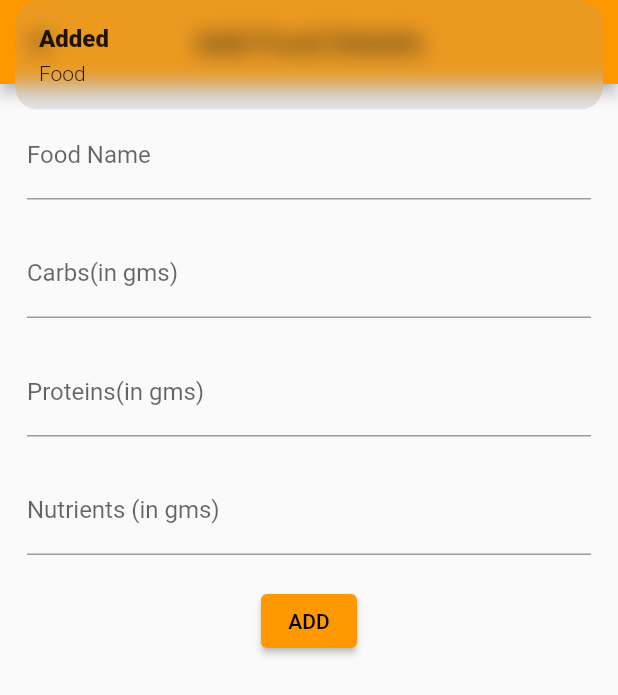
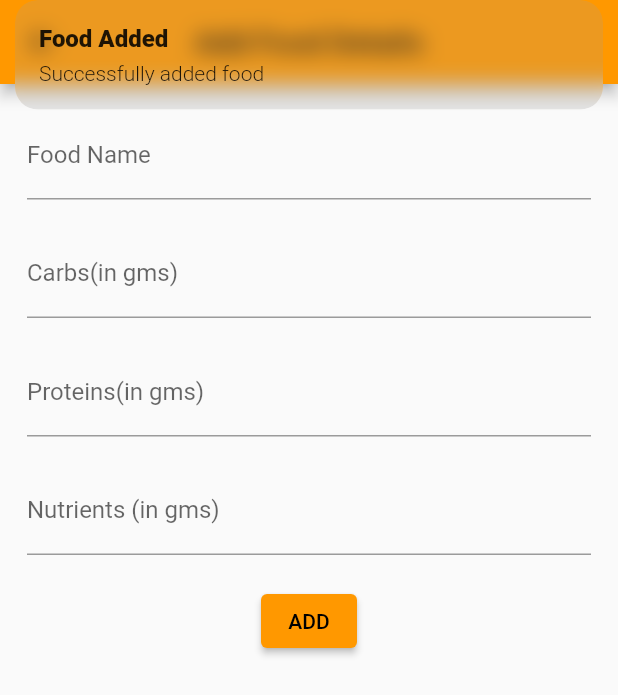
Before and after one commit to hrithikwins/food_diary, a Flutter app: the AddFoodEntryView screen opened by its route, after a tap on "ADD", on a phone screen of 412 x 824 dp. Shown: the top 695 px of the screen. Run offline on Flutter 3.47's test engine with Material 2 defaults, Android fonts, the light colour scheme and no system bars; our stand-ins replace cloud_firestore, firebase_auth, firebase_core, get, get_storage, google_sign_in and 1 more; accounts and stored records are empty; statements that could not run were skipped.

Commit message:
adding entry to firestore

```diff
--- a/lib/app/modules/home/add_food_entry/add_food_entry.controller.dart
+++ b/lib/app/modules/home/add_food_entry/add_food_entry.controller.dart
@@ -1,5 +1,10 @@
+import 'package:cloud_firestore/cloud_firestore.dart';
 import 'package:flutter/widgets.dart';
 import 'package:get/get.dart';
+
+// Import the firebase_core and cloud_firestore plugin
+import 'package:firebase_core/firebase_core.dart';
+import 'package:cloud_firestore/cloud_firestore.dart';
 
 class AddFoodEntryController extends GetxController {
   //TODO: Implement AddFoodEntryController
@@ -9,6 +14,25 @@ class AddFoodEntryController extends GetxController {
   var carbs = TextEditingController();
   var proteins = TextEditingController();
   var nutrients = TextEditingController();
+  FirebaseFirestore firestore = FirebaseFirestore.instance;
+
+// Create a CollectionReference called users that references the firestore collection
+  CollectionReference users = FirebaseFirestore.instance.collection('food');
+
+  Future<void> addFood() {
+    // Call the user's CollectionReference to add a new user
+    return users
+        .add({
+          'name': foodName.text,
+          'carbs': carbs.text,
+          'proteins': proteins.text,
+          'nutrients': nutrients.text,
+        })
+        .then((value) => Get.snackbar("Food Added", "Successfully added food"))
+        .catchError(
+            (error) => Get.snackbar("Failed to add food", error.toString()));
+  }
+
   @override
   void onInit() {
     super.onInit();
--- a/lib/app/modules/home/add_food_entry/add_food_entry.view.dart
+++ b/lib/app/modules/home/add_food_entry/add_food_entry.view.dart
@@ -48,15 +48,16 @@ class AddFoodEntryView extends GetView<AddFoodEntryController> {
             ),
             20.heightBox,
             ElevatedButton(
-              onPressed: () => {
-                homeController.foodList.add({
-                  "name": controller.foodName.text,
-                  "carbs": controller.carbs.text,
-                  "proteins": controller.proteins.text,
-                  "nutrients": controller.nutrients.text,
-                }),
-                Get.snackbar("Added ", "Food"),
-              },
+              onPressed: controller.addFood,
+              //  () => {
+              //   homeController.foodList.add({
+              //     "name": controller.foodName.text,
+              //     "carbs": controller.carbs.text,
+              //     "proteins": controller.proteins.text,
+              //     "nutrients": controller.nutrients.text,
+              // }),
+              //   Get.snackbar("Added ", "Food"),
+              // },
               child: Text("ADD"),
             ),
           ],
--- a/lib/main.dart
+++ b/lib/main.dart
@@ -6,10 +6,14 @@ import 'package:get/get.dart';
 import 'package:get_storage/get_storage.dart';
 
 import 'app/routes/app_pages.dart';
+import 'package:firebase_core/firebase_core.dart';
+import 'firebase_options.dart';
 
 Future<void> main() async {
   WidgetsFlutterBinding.ensureInitialized();
-  // await Firebase.initializeApp();
+  await Firebase.initializeApp(
+    options: DefaultFirebaseOptions.currentPlatform,
+  );
   SystemChrome.setPreferredOrientations([DeviceOrientation.portraitUp]);
   await GetStorage.init();
   runApp(
```
Also changed, not shown: 1 other file.
